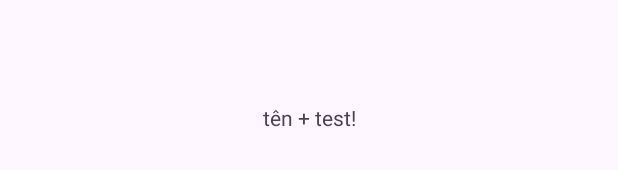
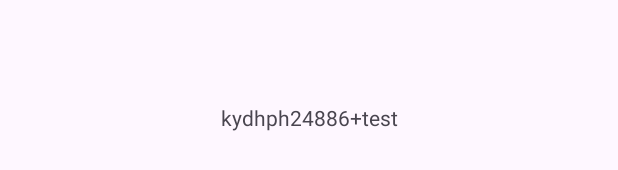
Before and after one commit to ThangProDev/POLYPET_app, an Android app: the layout activity_main.xml on its own in the app's theme, with its tools: preview values and no code run, on a phone screen of 412 x 824 dp. Shown: the part 501-671 px from the top of the screen. Run offline under Robolectric (Android 15) with nearby library versions, the phone set to English and light mode, and no system bars.

Commit message:
kydhph24886+test

```diff
--- a/app/src/main/res/layout/activity_main.xml
+++ b/app/src/main/res/layout/activity_main.xml
@@ -10,7 +10,7 @@
     <TextView
         android:layout_width="wrap_content"
         android:layout_height="wrap_content"
-        android:text="tên + test!"
+        android:text="kydhph24886+test"
         app:layout_constraintBottom_toBottomOf="parent"
         app:layout_constraintEnd_toEndOf="parent"
         app:layout_constraintStart_toStartOf="parent"
```
